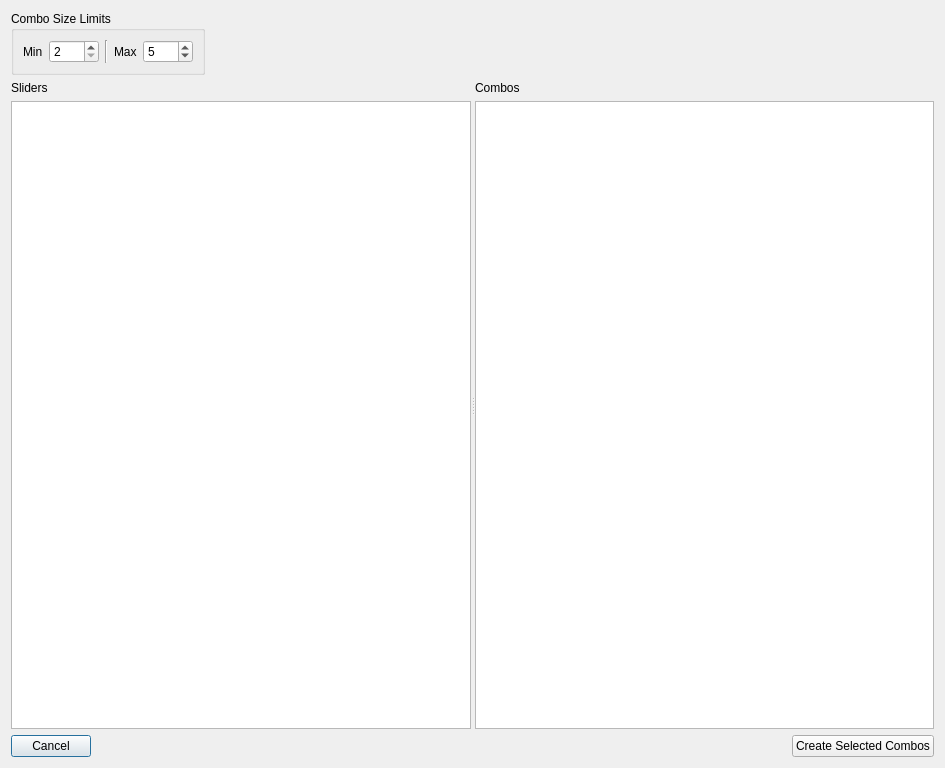
Before: the Qt Designer form scripts/SimplexUI/ui/comboCheckDialog.ui in blurstudio/Simplex, drawn with Qt 5.
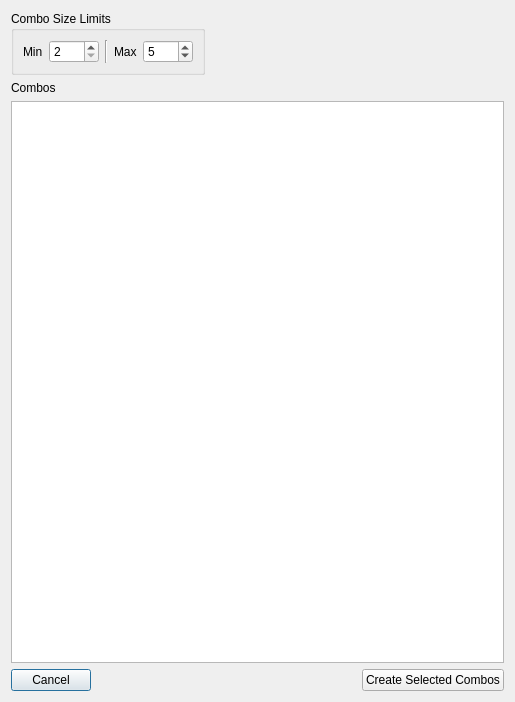
After: the same form once the commit is applied.

Commit message: Link the combo check to the main UI

Patch:
```diff
--- a/scripts/SimplexUI/ui/comboCheckDialog.ui
+++ b/scripts/SimplexUI/ui/comboCheckDialog.ui
@@ -6,14 +6,14 @@
    <rect>
     <x>0</x>
     <y>0</y>
-    <width>945</width>
-    <height>768</height>
+    <width>515</width>
+    <height>702</height>
    </rect>
   </property>
   <property name="windowTitle">
    <string>Combo Check</string>
   </property>
-  <layout class="QVBoxLayout" name="verticalLayout_3">
+  <layout class="QVBoxLayout" name="verticalLayout">
    <item>
     <layout class="QHBoxLayout" name="horizontalLayout_3">
      <item>
@@ -109,41 +109,6 @@
     </layout>
    </item>
    <item>
-    <widget class="QSplitter" name="splitter">
-     <property name="sizePolicy">
-      <sizepolicy hsizetype="Expanding" vsizetype="Preferred">
-       <horstretch>0</horstretch>
-       <verstretch>1</verstretch>
-      </sizepolicy>
-     </property>
-     <property name="orientation">
-      <enum>Qt::Horizontal</enum>
-     </property>
-     <widget class="QWidget" name="layoutWidget">
-      <layout class="QVBoxLayout" name="verticalLayout">
-       <item>
-        <widget class="QLabel" name="label">
-         <property name="text">
-          <string>Sliders</string>
-         </property>
-        </widget>
-       </item>
-       <item>
-        <widget class="QListWidget" name="uiSliderLIST">
-         <property name="sizePolicy">
-          <sizepolicy hsizetype="Expanding" vsizetype="Expanding">
-           <horstretch>1</horstretch>
-           <verstretch>0</verstretch>
-          </sizepolicy>
-         </property>
-         <property name="selectionMode">
-          <enum>QAbstractItemView::ExtendedSelection</enum>
-         </property>
-        </widget>
-       </item>
-      </layout>
-     </widget>
-     <widget class="QWidget" name="layoutWidget">
       <layout class="QVBoxLayout" name="verticalLayout_2">
        <item>
         <widget class="QLabel" name="label_2">
@@ -166,8 +131,6 @@
         </widget>
        </item>
       </layout>
-     </widget>
-    </widget>
    </item>
    <item>
     <layout class="QHBoxLayout" name="horizontalLayout">
```
Lines whose indentation alone changed are shown as unchanged. The commit also changes 2 other files.
